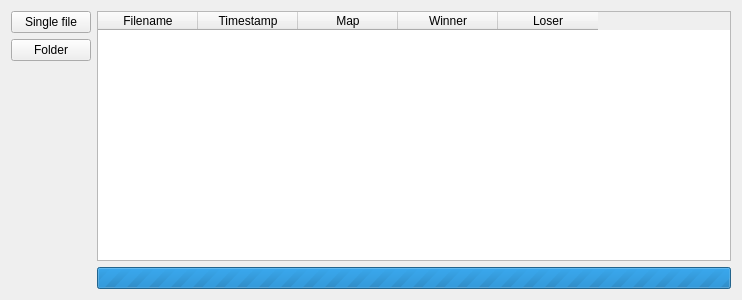
netnazgul/openra-replay-parser, file widget.ui: the form before one commit.
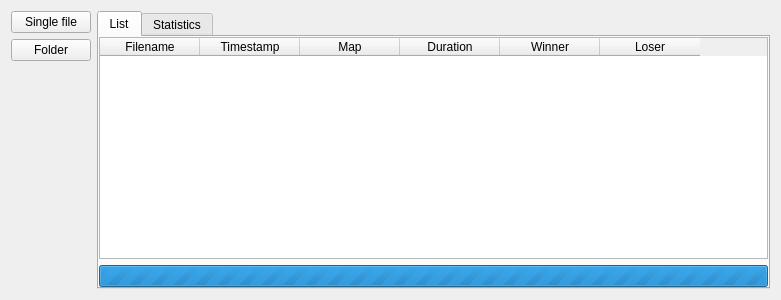
The form after the commit. The open tabs and pages were chosen to show the change.

Commit message: Parsed folder statistics tab

Diff of the .ui file:
```diff
--- a/widget.ui
+++ b/widget.ui
@@ -6,7 +6,7 @@
    <rect>
     <x>0</x>
     <y>0</y>
-    <width>742</width>
+    <width>781</width>
     <height>300</height>
    </rect>
   </property>
@@ -46,12 +46,40 @@
     </layout>
    </item>
    <item>
+    <widget class="QTabWidget" name="tabWidget">
+     <property name="currentIndex">
+      <number>1</number>
+     </property>
+     <widget class="QWidget" name="tabList">
+      <attribute name="title">
+       <string>List</string>
+      </attribute>
+      <layout class="QVBoxLayout" name="verticalLayout_3">
+       <property name="spacing">
+        <number>0</number>
+       </property>
+       <property name="leftMargin">
+        <number>0</number>
+       </property>
+       <property name="topMargin">
+        <number>0</number>
+       </property>
+       <property name="rightMargin">
+        <number>0</number>
+       </property>
+       <property name="bottomMargin">
+        <number>0</number>
+       </property>
+       <item>
     <layout class="QVBoxLayout" name="verticalLayout_2">
      <item>
       <widget class="QTableWidget" name="tableOutput">
        <property name="sortingEnabled">
         <bool>true</bool>
        </property>
+           <property name="columnCount">
+            <number>6</number>
+           </property>
        <column>
         <property name="text">
          <string>Filename</string>
@@ -67,6 +95,11 @@
          <string>Map</string>
         </property>
        </column>
+           <column>
+            <property name="text">
+             <string>Duration</string>
+            </property>
+           </column>
        <column>
         <property name="text">
          <string>Winner</string>
@@ -96,6 +129,39 @@
       </widget>
      </item>
     </layout>
+       </item>
+      </layout>
+     </widget>
+     <widget class="QWidget" name="tabStats">
+      <attribute name="title">
+       <string>Statistics</string>
+      </attribute>
+      <layout class="QVBoxLayout" name="verticalLayout_4">
+       <property name="spacing">
+        <number>0</number>
+       </property>
+       <property name="leftMargin">
+        <number>0</number>
+       </property>
+       <property name="topMargin">
+        <number>0</number>
+       </property>
+       <property name="rightMargin">
+        <number>0</number>
+       </property>
+       <property name="bottomMargin">
+        <number>0</number>
+       </property>
+       <item>
+        <widget class="QListWidget" name="listStats">
+         <property name="selectionMode">
+          <enum>QAbstractItemView::MultiSelection</enum>
+         </property>
+        </widget>
+       </item>
+      </layout>
+     </widget>
+    </widget>
    </item>
   </layout>
  </widget>
```
Lines whose indentation alone changed are shown as unchanged. The commit also changes 2 other files.
